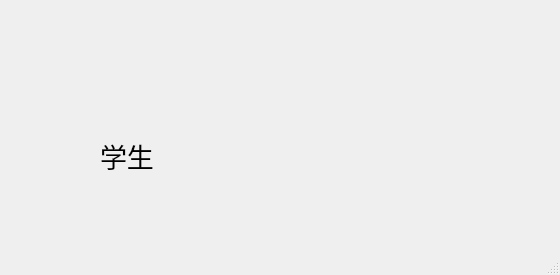
Above: ui/Student.ui from Desmond121/CEESS before the change. Below: the same form after it.
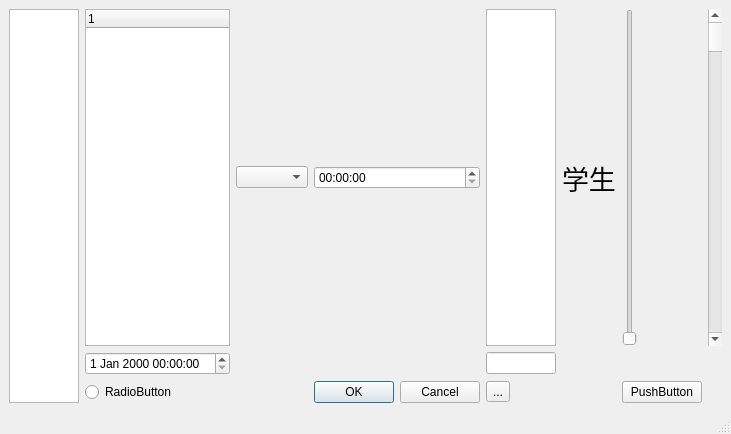
That is the form after the change.

```diff
--- a/ui/Student.ui
+++ b/ui/Student.ui
@@ -7,31 +7,96 @@
     <x>0</x>
     <y>0</y>
     <width>560</width>
-    <height>275</height>
+    <height>434</height>
    </rect>
   </property>
   <property name="windowTitle">
    <string>MainWindow</string>
   </property>
   <widget class="QWidget" name="centralwidget">
-   <widget class="QLabel" name="label">
-    <property name="geometry">
-     <rect>
-      <x>100</x>
-      <y>110</y>
-      <width>131</width>
-      <height>91</height>
-     </rect>
-    </property>
-    <property name="font">
-     <font>
-      <pointsize>20</pointsize>
-     </font>
-    </property>
-    <property name="text">
-     <string>学生</string>
-    </property>
-   </widget>
+   <layout class="QGridLayout" name="gridLayout">
+    <item row="2" column="6">
+     <widget class="QPushButton" name="pushButton">
+      <property name="text">
+       <string>PushButton</string>
+      </property>
+     </widget>
+    </item>
+    <item row="0" column="1">
+     <widget class="QTreeWidget" name="treeWidget">
+      <column>
+       <property name="text">
+        <string notr="true">1</string>
+       </property>
+      </column>
+     </widget>
+    </item>
+    <item row="1" column="1">
+     <widget class="QDateTimeEdit" name="dateTimeEdit"/>
+    </item>
+    <item row="0" column="5">
+     <widget class="QLabel" name="label">
+      <property name="font">
+       <font>
+        <pointsize>20</pointsize>
+       </font>
+      </property>
+      <property name="text">
+       <string>学生</string>
+      </property>
+     </widget>
+    </item>
+    <item row="2" column="4">
+     <widget class="QToolButton" name="toolButton">
+      <property name="text">
+       <string>...</string>
+      </property>
+     </widget>
+    </item>
+    <item row="0" column="0" rowspan="3">
+     <widget class="QListView" name="listView"/>
+    </item>
+    <item row="2" column="1">
+     <widget class="QRadioButton" name="radioButton">
+      <property name="text">
+       <string>RadioButton</string>
+      </property>
+     </widget>
+    </item>
+    <item row="0" column="2">
+     <widget class="QComboBox" name="comboBox"/>
+    </item>
+    <item row="2" column="3">
+     <widget class="QDialogButtonBox" name="buttonBox">
+      <property name="standardButtons">
+       <set>QDialogButtonBox::Cancel|QDialogButtonBox::Ok</set>
+      </property>
+     </widget>
+    </item>
+    <item row="0" column="3">
+     <widget class="QTimeEdit" name="timeEdit"/>
+    </item>
+    <item row="0" column="4">
+     <widget class="QTextBrowser" name="textBrowser"/>
+    </item>
+    <item row="0" column="6">
+     <widget class="QSlider" name="verticalSlider">
+      <property name="orientation">
+       <enum>Qt::Vertical</enum>
+      </property>
+     </widget>
+    </item>
+    <item row="1" column="4">
+     <widget class="QLineEdit" name="lineEdit"/>
+    </item>
+    <item row="0" column="7">
+     <widget class="QScrollBar" name="verticalScrollBar">
+      <property name="orientation">
+       <enum>Qt::Vertical</enum>
+      </property>
+     </widget>
+    </item>
+   </layout>
   </widget>
   <widget class="QStatusBar" name="statusbar"/>
  </widget>
```
